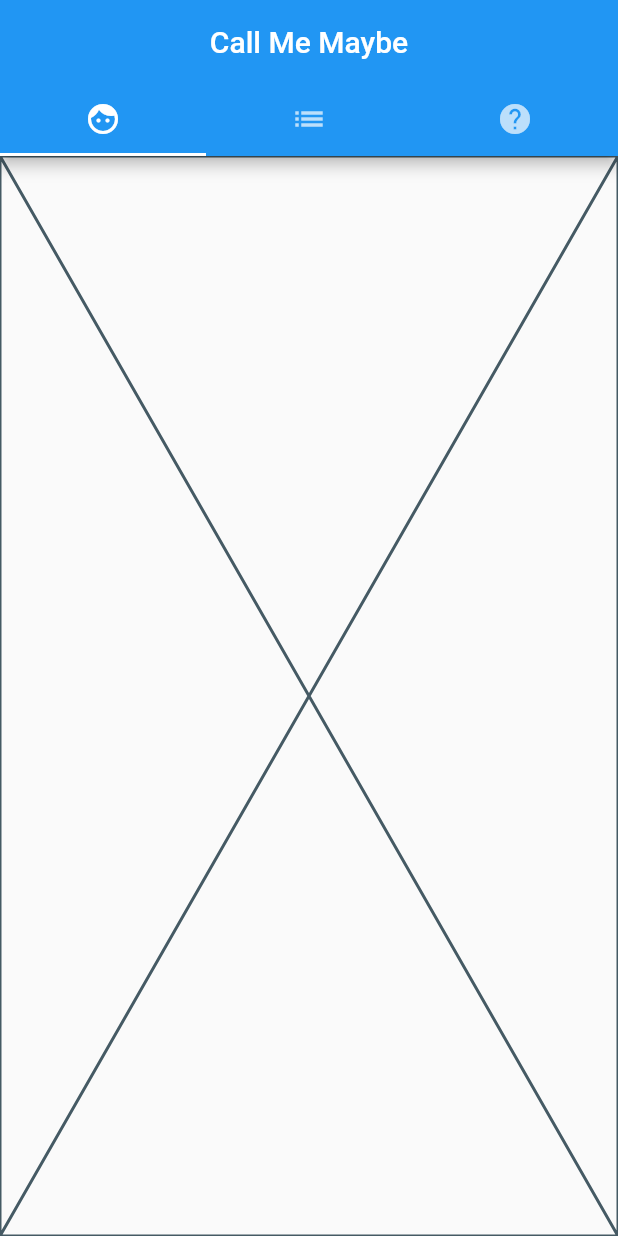
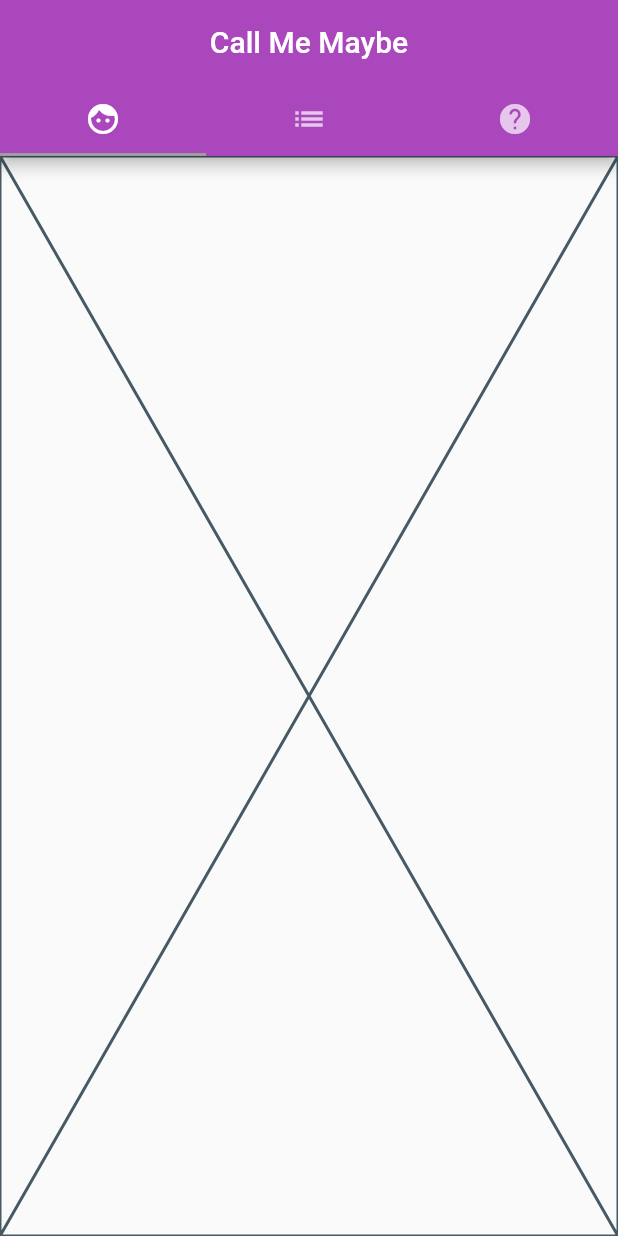
Before and after one commit to AndreEPaul/call_me_maybe, a Flutter app: the screen it shows after launch, on a phone screen of 412 x 824 dp. Run offline on Flutter 3.47's test engine with Material 2 defaults, Android fonts, the phone set to English and light mode, and no system bars.

Commit message:
changed color scheme

```diff
--- a/lib/main.dart
+++ b/lib/main.dart
@@ -24,6 +24,10 @@ class HomePage extends StatelessWidget {
   @override
   Widget build(BuildContext context) {
     return MaterialApp(
+      theme: ThemeData(
+        primaryColor: Colors.purple[400],
+        accentColor: Colors.grey[500],
+      ),
       home: DefaultTabController(
         length: 3,
         child: Scaffold(
```
